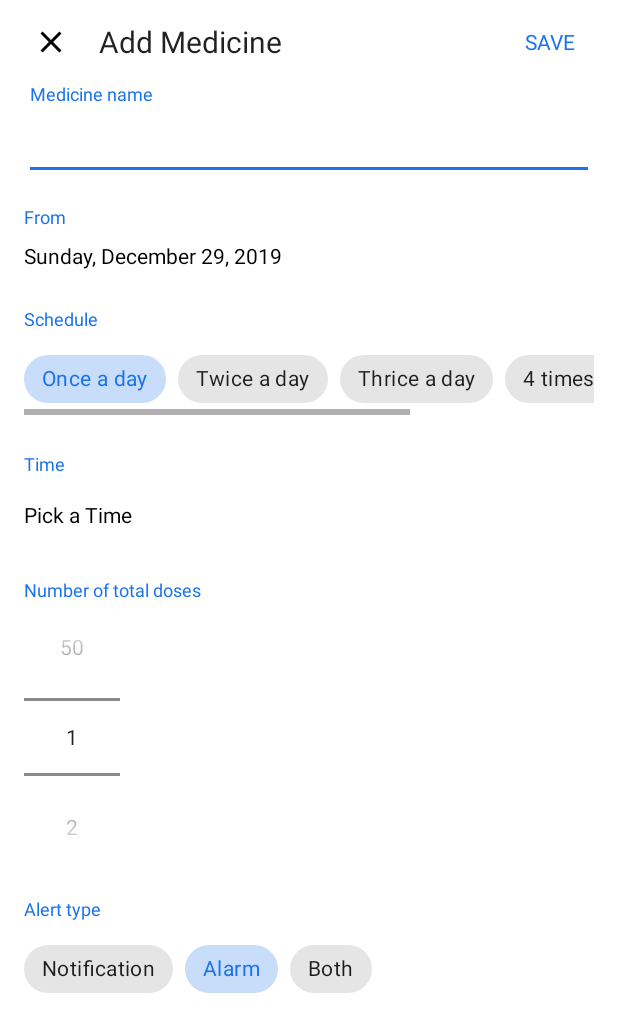
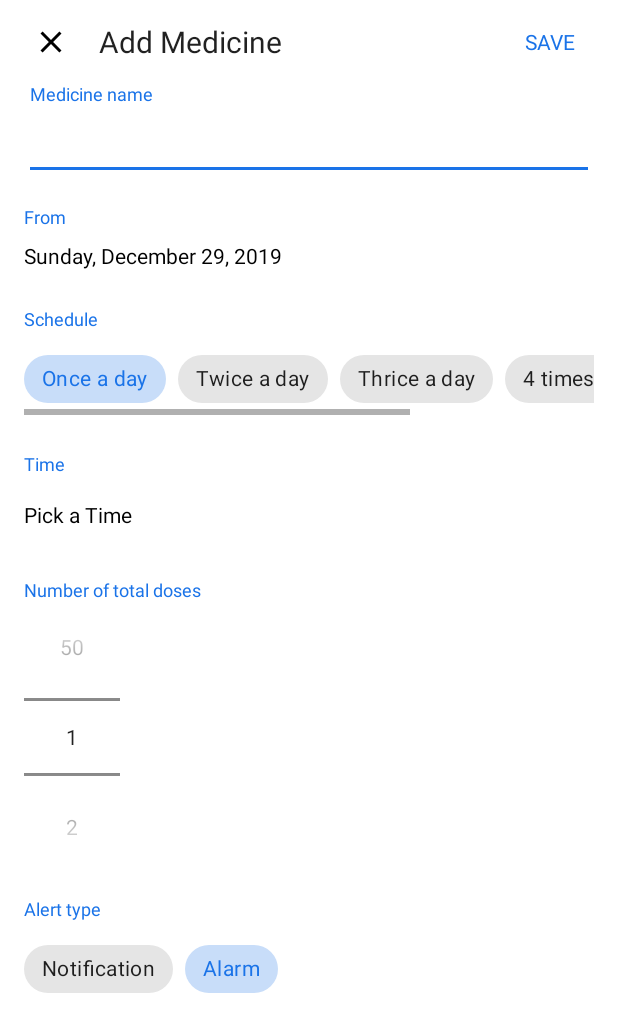
Before and after one commit to abd99/Med-Dose, an Android app: the screen it shows after launch (HomeActivity), after a tap on "Add Medicine", on a phone screen of 412 x 824 dp. Shown: the top 1032 px of the screen. Run offline under Robolectric (Android 15) with nearby library versions, the phone set to English and light mode, and no system bars; our stand-ins replace navigation-ui; Roboto replaces fonts that are not available here.

Commit message:
Remove chip for both alert type

```diff
--- a/app/src/main/java/com/abdsoft/med_dose/ui/home/AddDialog.java
+++ b/app/src/main/java/com/abdsoft/med_dose/ui/home/AddDialog.java
@@ -52,7 +52,7 @@ public class AddDialog extends DialogFragment implements Toolbar.OnMenuItemClick
     private EditText editTextMedicineName;
     private ChipGroup chipGroupScheduleTimes, chipGroupAlertType;
     private int[] chipArrayIds = {R.id.chip1, R.id.chip2, R.id.chip3, R.id.chip4, R.id.chip5};
-    private int[] chipAlertArrayIds = {R.id.chip_notification, R.id.chip_alarm, R.id.chip_both};
+    private int[] chipAlertArrayIds = {R.id.chip_notification, R.id.chip_alarm};
 
     private List<TimeSelectorItem> timeSelectorItems;
     private int mPerDay = 1;
--- a/app/src/main/res/layout/add_medicine_dialog.xml
+++ b/app/src/main/res/layout/add_medicine_dialog.xml
@@ -236,13 +236,6 @@
                             android:layout_width="wrap_content"
                             android:layout_height="wrap_content"/>
 
-                        <com.google.android.material.chip.Chip
-                            android:id="@+id/chip_both"
-                            android:text="@string/both"
-                            style="@style/Widget.MaterialComponents.Chip.Choice"
-                            android:layout_width="wrap_content"
-                            android:layout_height="wrap_content"/>
-
 
 
                     </com.google.android.material.chip.ChipGroup>
```
